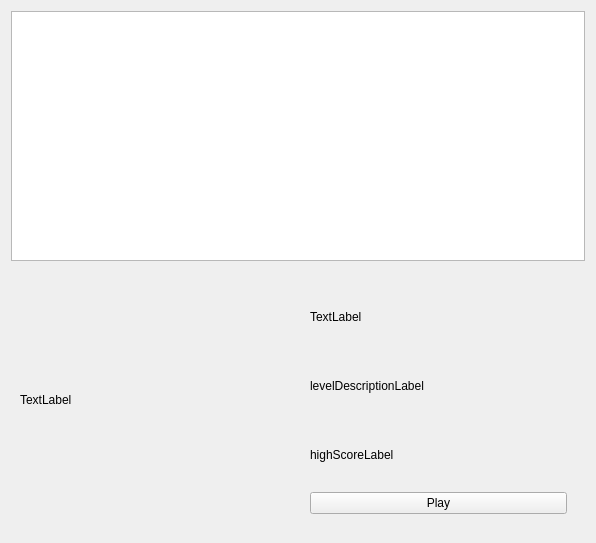
Before: the Qt Designer form portal/src/studentplaypane.ui in zfrye06/Loque, drawn with Qt 5.
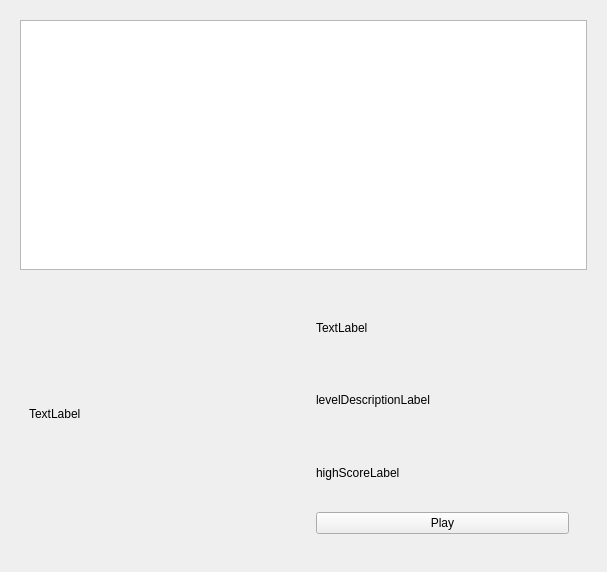
After: the same form once the commit is applied.

Patch:
```diff
--- a/portal/src/studentplaypane.ui
+++ b/portal/src/studentplaypane.ui
@@ -6,8 +6,8 @@
    <rect>
     <x>0</x>
     <y>0</y>
-    <width>596</width>
-    <height>543</height>
+    <width>607</width>
+    <height>572</height>
    </rect>
   </property>
   <property name="windowTitle">
@@ -15,6 +15,13 @@
   </property>
   <layout class="QVBoxLayout" name="verticalLayout_2">
    <item>
+    <widget class="QStackedWidget" name="stackedWidget">
+     <property name="currentIndex">
+      <number>0</number>
+     </property>
+     <widget class="QWidget" name="page">
+      <layout class="QHBoxLayout" name="horizontalLayout_3">
+       <item>
     <layout class="QVBoxLayout" name="layout">
      <item>
       <widget class="QListWidget" name="vertList">
@@ -85,6 +92,10 @@
       </widget>
      </item>
     </layout>
+       </item>
+      </layout>
+     </widget>
+    </widget>
    </item>
   </layout>
  </widget>
```
Lines whose indentation alone changed are shown as unchanged.
